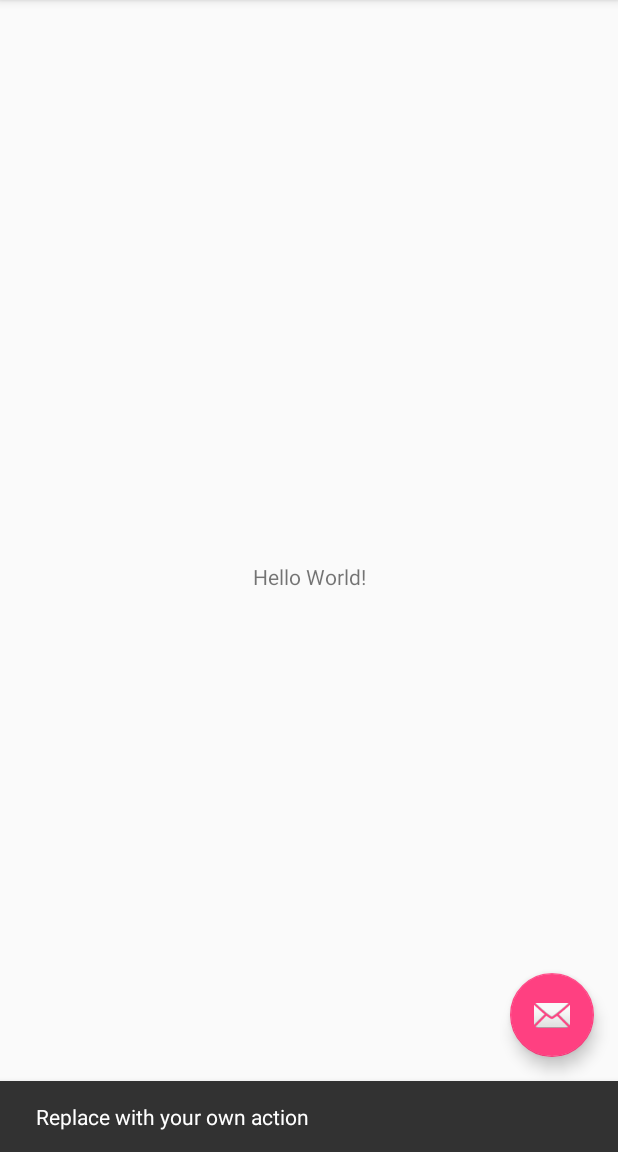
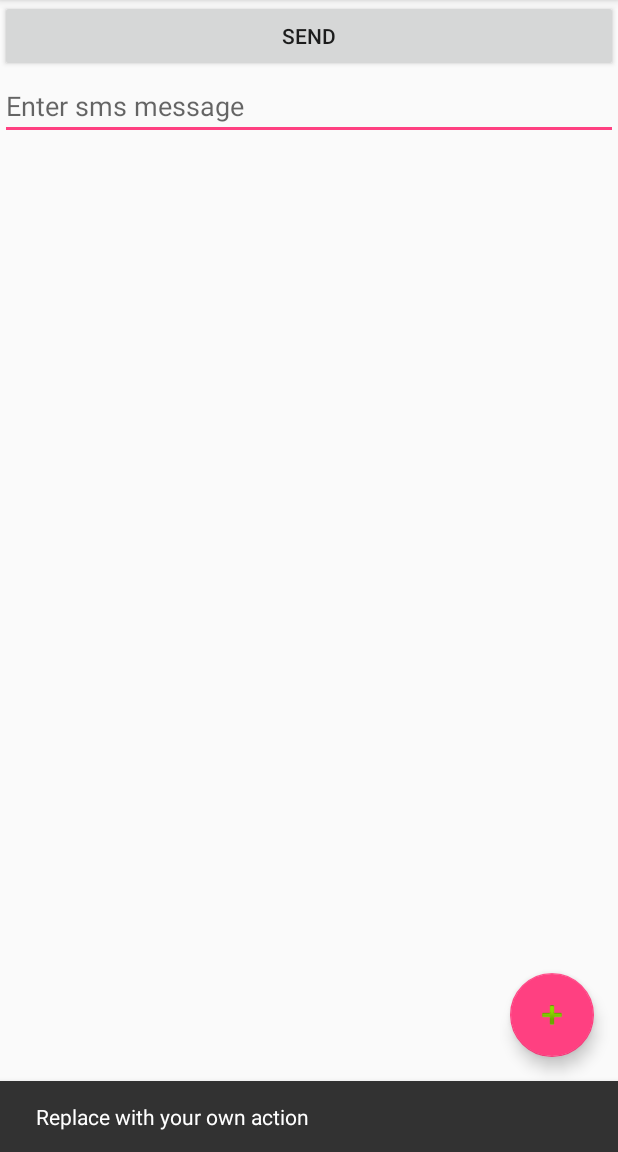
Before and after one commit to agartim/arrival_confirmation_android, an Android app: the screen it shows after launch (MainActivity), after a tap on an icon or button, on a phone screen of 412 x 824 dp, the part 84-1236 px from its top. Run offline under Robolectric (Android 15) with nearby library versions, the phone set to English and light mode, and no system bars; 1 other tap on this screen came first.

Commit message:
Add some views in layout.

```diff
--- a/app/src/main/java/agartim/pl/arrivalconfirmation/MainActivity.kt
+++ b/app/src/main/java/agartim/pl/arrivalconfirmation/MainActivity.kt
@@ -1,22 +1,36 @@
 package agartim.pl.arrivalconfirmation
 
+import android.content.SharedPreferences
 import android.os.Bundle
+import android.preference.PreferenceManager
 import android.support.design.widget.Snackbar
 import android.support.v7.app.AppCompatActivity
 import android.view.Menu
 import android.view.MenuItem
 
 import kotlinx.android.synthetic.main.activity_main.*
+import kotlinx.android.synthetic.main.content_main.*
 
 class MainActivity : AppCompatActivity() {
+
+    lateinit var sharedPreferences: SharedPreferences
+    val PREFS_MESSAGE: String = "sms_message"
 
     override fun onCreate(savedInstanceState: Bundle?) {
         super.onCreate(savedInstanceState)
         setContentView(R.layout.activity_main)
         setSupportActionBar(toolbar)
+        sharedPreferences = PreferenceManager.getDefaultSharedPreferences(applicationContext)
+
+        message.setText(sharedPreferences.getString(PREFS_MESSAGE, ""))
 
         fab.setOnClickListener { view ->
             Snackbar.make(view, "Replace with your own action", Snackbar.LENGTH_LONG)
+                    .setAction("Action", null).show()
+        }
+
+        send.setOnClickListener { view ->
+            Snackbar.make(view, "Send sms to receivers", Snackbar.LENGTH_LONG)
                     .setAction("Action", null).show()
         }
     }
@@ -36,4 +50,12 @@ class MainActivity : AppCompatActivity() {
             else -> super.onOptionsItemSelected(item)
         }
     }
+
+    override fun onPause() {
+        super.onPause()
+        readAndSaveMessage()
+    }
+
+    private fun readAndSaveMessage() = sharedPreferences.edit().putString(PREFS_MESSAGE, message.text.toString()).apply()
+
 }
--- a/app/src/main/res/layout/activity_main.xml
+++ b/app/src/main/res/layout/activity_main.xml
@@ -28,6 +28,6 @@
         android:layout_height="wrap_content"
         android:layout_gravity="bottom|end"
         android:layout_margin="@dimen/fab_margin"
-        app:srcCompat="@android:drawable/ic_dialog_email" />
+        app:srcCompat="@android:drawable/ic_input_add" />
 
 </android.support.design.widget.CoordinatorLayout>
--- a/app/src/main/res/layout/content_main.xml
+++ b/app/src/main/res/layout/content_main.xml
@@ -8,13 +8,25 @@
     tools:context="agartim.pl.arrivalconfirmation.MainActivity"
     tools:showIn="@layout/activity_main">
 
-    <TextView
-        android:layout_width="wrap_content"
+    <Button
+        android:id="@+id/send"
+        android:layout_width="match_parent"
         android:layout_height="wrap_content"
-        android:text="Hello World!"
-        app:layout_constraintBottom_toBottomOf="parent"
-        app:layout_constraintLeft_toLeftOf="parent"
-        app:layout_constraintRight_toRightOf="parent"
+        android:text="@string/send"
         app:layout_constraintTop_toTopOf="parent" />
 
+    <EditText
+        android:id="@+id/message"
+        android:layout_width="match_parent"
+        android:layout_height="wrap_content"
+        android:hint="@string/enter_sms_message"
+        app:layout_constraintLeft_toLeftOf="parent"
+        app:layout_constraintTop_toBottomOf="@id/send" />
+
+    <ListView
+        android:id="@+id/numbers_list"
+        android:layout_width="match_parent"
+        android:layout_height="match_parent"
+        app:layout_constraintTop_toBottomOf="@id/message" />
+
 </android.support.constraint.ConstraintLayout>
--- a/app/src/main/res/values/strings.xml
+++ b/app/src/main/res/values/strings.xml
@@ -1,4 +1,6 @@
 <resources>
     <string name="app_name">Arrival Confirmation</string>
     <string name="action_settings">Settings</string>
+    <string name="enter_sms_message">Enter sms message</string>
+    <string name="send">Send</string>
 </resources>
```
